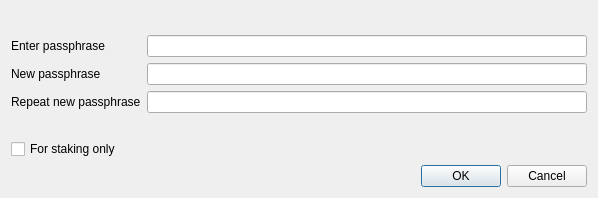
cryptofun/honey, file src/qt/forms/askpassphrasedialog.ui: the form before one commit.
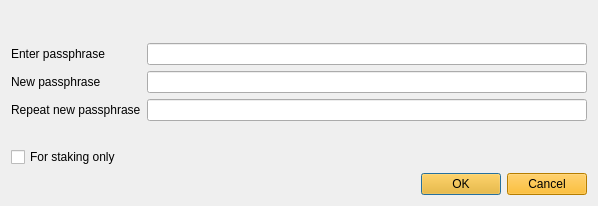
The form after the commit.

```diff
--- a/src/qt/forms/askpassphrasedialog.ui
+++ b/src/qt/forms/askpassphrasedialog.ui
@@ -7,7 +7,7 @@
     <x>0</x>
     <y>0</y>
     <width>598</width>
-    <height>198</height>
+    <height>206</height>
    </rect>
   </property>
   <property name="sizePolicy">
@@ -119,6 +119,9 @@
    </item>
    <item>
     <widget class="QDialogButtonBox" name="buttonBox">
+     <property name="styleSheet">
+      <string notr="true">background-color: rgb(255, 175, 0);</string>
+     </property>
      <property name="orientation">
       <enum>Qt::Horizontal</enum>
      </property>
```
Left out of the diff: 6 changed lines with no effect on the pictures.
